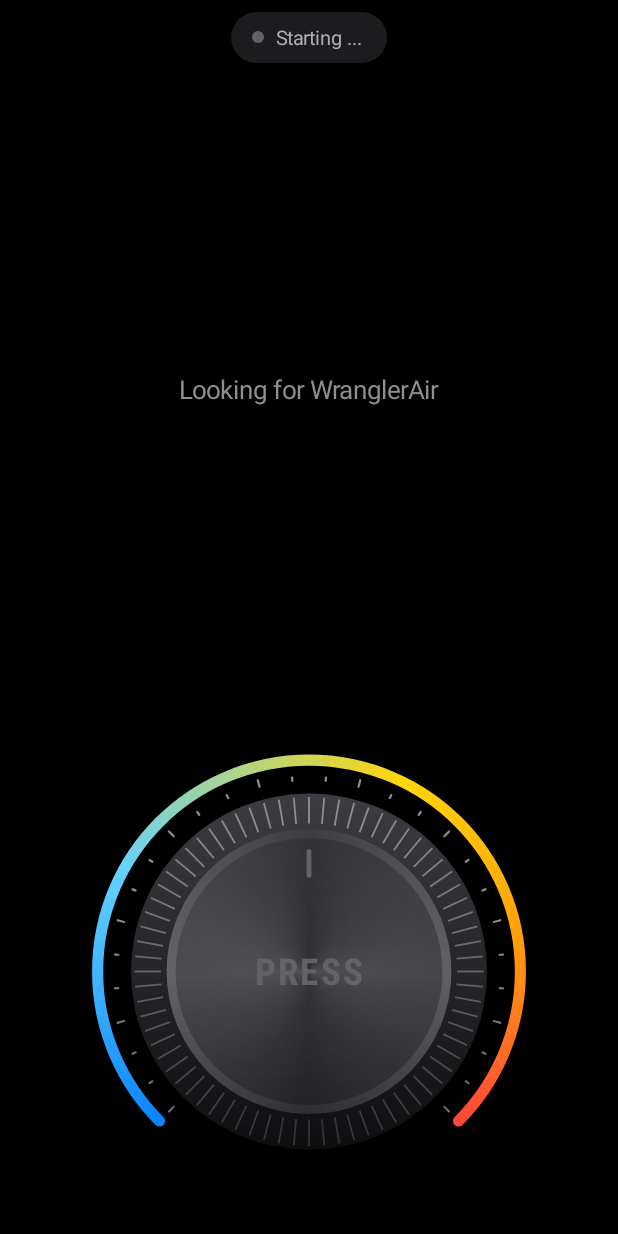
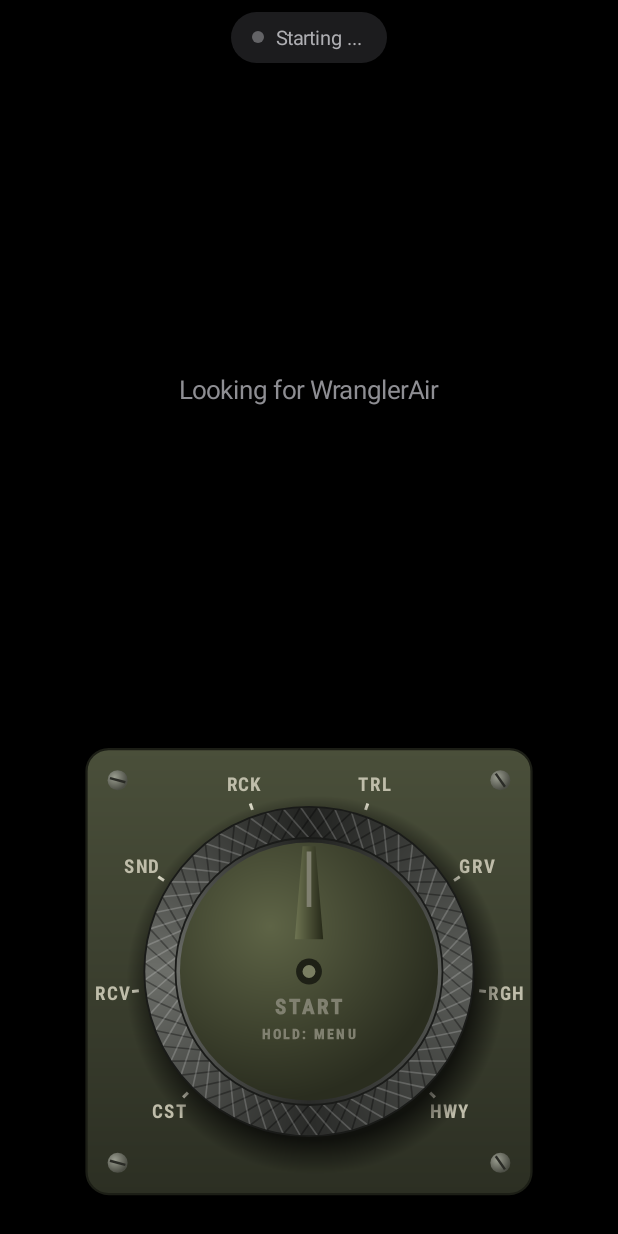
Before and after one commit to avolkoff-wq/wrangler-onboard-air, an Android app: the screen it shows after launch (MainActivity), on a phone screen of 412 x 824 dp. Run offline under Robolectric (Android 15) with nearby library versions, the phone set to English and light mode, and no system bars.

Commit message:
App: advisor round 1 (bigger Jeep, 33 in tyres with lugs and machined spokes, Sting Gray, flare shelf, JL lamps and details, page dots, heavy type, link capsule in the card), military-style START / MENU knob
Co-Authored-By: Claude Opus 5.5 <noreply@anthropic.com>

```diff
--- a/android/app/src/main/java/air/wrangler/KnobView.kt
+++ b/android/app/src/main/java/air/wrangler/KnobView.kt
@@ -30,6 +30,12 @@ class KnobView(ctx: Context, private val onStep: (Int) -> Unit, private val onBu
         set(v) { if (field != v) { field = v; invalidate() } }
     var enabledLink = false
         set(v) { if (field != v) { field = v; invalidate() } }
+    /** the preset shown on the main screen (-1 elsewhere): the dial marks it and the pointer settles on it */
+    var preset = -1
+        set(v) { if (field != v) { field = v; invalidate() } }
+    /** armed or running: the pointer takes the accent colour */
+    var busy = false
+        set(v) { if (field != v) { field = v; invalidate() } }
 
     private val dp = resources.displayMetrics.density
     private val p = Paint(Paint.ANTI_ALIAS_FLAG)
@@ -44,75 +50,121 @@ class KnobView(ctx: Context, private val onStep: (Int) -> Unit, private val onBu
     private val cx get() = width / 2f
     private val cy get() = height / 2f
     private val rad get() = min(width, height) / 2f - 10 * dp
-    private val inner get() = rad * 0.60f   // the face is the button
+    private val inner get() = rad * 0.58f   // the face is the button
 
     // drawn like the Wrangler JL climate-control knob (owner): a scale arc on the dash, a black rubber grip with fine ribs,
     // a thin chrome bezel, a matte black face with a pointer that turns; the face is the button
     private val jeepFont = Typeface.create(Typeface.create("sans-serif-condensed", Typeface.BOLD), 800, false)
+    // owner: military style, the button is START / MENU. An olive-drab panel with four screws, engraved preset marks
+    // with stencil codes, a heavy steel ring with a diamond knurl, a matte olive face with a raised pointer fin.
+    private val CODES = arrayOf("CST", "RCV", "SND", "RCK", "TRL", "GRV", "RGH", "HWY")   // dial order, clockwise
     override fun onDraw(c: Canvas) {
         val R = rad; val x = cx; val y = cy
-        val grip = R * 0.80f; val bezel = R * 0.64f; val face = R * 0.60f
-        // dash scale: a 270 degree arc, blue to orange like the temperature scale, with ticks
-        r.set(x - R, y - R, x + R, y + R)
-        p.style = Paint.Style.STROKE; p.strokeWidth = R * 0.05f; p.strokeCap = Paint.Cap.ROUND
-        p.shader = android.graphics.SweepGradient(x, y, intArrayOf(0xFF0A84FF.toInt(), 0xFF64D2FF.toInt(), 0xFFFFD60A.toInt(), 0xFFFF9F0A.toInt(), 0xFFFF453A.toInt(), 0xFF0A84FF.toInt()),
-            floatArrayOf(0f, 0.2f, 0.45f, 0.6f, 0.75f, 1f))
-        c.save(); c.rotate(135f, x, y)
-        r.set(x - R * 0.95f, y - R * 0.95f, x + R * 0.95f, y + R * 0.95f)
-        c.drawArc(r, 0f, 270f, false, p)
-        c.restore(); p.shader = null
-        p.strokeWidth = 1.5f * dp; p.color = 0xFF8E8E93.toInt()
-        for (i in 0..27) {
-            val a = Math.toRadians((135 + i * 10).toDouble())
-            val r0 = R * 0.86f; val r1 = R * (if (i % 3 == 0) 0.89f else 0.875f)
-            c.drawLine(x + (r0 * cos(a)).toFloat(), y + (r0 * sin(a)).toFloat(), x + (r1 * cos(a)).toFloat(), y + (r1 * sin(a)).toFloat(), p)
+        val ring = R * 0.74f; val ringIn = R * 0.6f; val face = R * 0.58f
+        // panel plate
+        val pl = R * 1.0f
+        r.set(x - pl, y - pl, x + pl, y + pl)
+        p.color = Color.BLACK
+        p.shader = LinearGradient(x, y - pl, x, y + pl, 0xFF4A4F3A.toInt(), 0xFF2C2F23.toInt(), Shader.TileMode.CLAMP)
+        c.drawRoundRect(r, R * 0.1f, R * 0.1f, p); p.shader = null
+        p.style = Paint.Style.STROKE; p.strokeWidth = 1.5f * dp; p.color = 0xFF1C1E16.toInt(); c.drawRoundRect(r, R * 0.1f, R * 0.1f, p)
+        p.style = Paint.Style.FILL
+        for ((sx, sy) in listOf(-1f to -1f, 1f to -1f, -1f to 1f, 1f to 1f)) {   // screws with a slot
+            val qx = x + sx * pl * 0.86f; val qy = y + sy * pl * 0.86f; val qr = R * 0.045f
+            p.color = Color.BLACK
+            p.shader = RadialGradient(qx - qr * 0.3f, qy - qr * 0.3f, qr * 1.3f, 0xFF9A9D90.toInt(), 0xFF4C4E45.toInt(), Shader.TileMode.CLAMP)
+            c.drawCircle(qx, qy, qr, p); p.shader = null
+            p.color = 0xFF2A2B26.toInt(); c.save(); c.rotate(35f + sx * 20f, qx, qy); c.drawRect(qx - qr * 0.8f, qy - qr * 0.12f, qx + qr * 0.8f, qy + qr * 0.12f, p); c.restore()
         }
-        p.strokeCap = Paint.Cap.BUTT; p.style = Paint.Style.FILL
-        // drop shadow of the knob on the dash
+        // engraved preset marks and stencil codes
+        val det = if (preset >= 0) (7 - preset) % 8 else -1
+        p.typeface = jeepFont; p.textSize = R * 0.085f; p.letterSpacing = 0.1f
+        for (i in 0..7) {
+            val a = Math.toRadians((135 + i * 270.0 / 7)); val ca = cos(a).toFloat(); val sa = sin(a).toFloat()
+            val on = i == det
+            p.style = Paint.Style.STROKE; p.strokeWidth = (if (on) 3f else 2f) * dp; p.strokeCap = Paint.Cap.BUTT
+            p.color = if (on) 0xFFFFB020.toInt() else 0xFFD8D6C4.toInt()
+            c.drawLine(x + ring * 1.04f * ca, y + ring * 1.04f * sa, x + R * 0.8f * ca, y + R * 0.8f * sa, p)
+            p.style = Paint.Style.FILL
+            val tx = x + R * 0.89f * ca; val ty = y + R * 0.89f * sa + p.textSize * 0.36f
+            if (on) { p.color = 0x40FFB020; c.drawCircle(x + R * 0.89f * ca, y + R * 0.89f * sa, R * 0.08f, p) }
+            p.color = if (on) 0xFFFFB020.toInt() else 0xFFBFBDAA.toInt()
+            c.drawText(CODES[i], tx - p.measureText(CODES[i]) / 2, ty, p)
+        }
+        p.letterSpacing = 0f
+        // the pointer settles on the preset when the finger is off the knob
+        if (det >= 0 && mode != 1) {
+            val target = 135f + det * 270f / 7f + 90f
+            var d = (target - angle) % 360f; if (d > 180) d -= 360; if (d < -180) d += 360
+            if (kotlin.math.abs(d) > 0.3f) { angle += d * 0.25f; postInvalidateOnAnimation() } else angle += d
+        }
+        // shadow of the knob on the plate
         p.color = Color.BLACK
-        p.shader = RadialGradient(x, y + R * 0.06f, grip * 1.12f, intArrayOf(0xCC000000.toInt(), 0x00000000), floatArrayOf(0.8f, 1f), Shader.TileMode.CLAMP)
-        c.drawCircle(x, y + R * 0.06f, grip * 1.12f, p); p.shader = null
-        // rubber grip: dark, lit from above, 72 fine ribs that turn with the knob
-        p.shader = LinearGradient(x, y - grip, x, y + grip, 0xFF3C3D42.toInt(), 0xFF0E0E10.toInt(), Shader.TileMode.CLAMP)
-        c.drawCircle(x, y, grip, p); p.shader = null
-        p.strokeWidth = 1.2f * dp
-        for (i in 0 until 72) {
-            val a = Math.toRadians((angle + i * 5).toDouble())
-            val lit = (0.5f - 0.5f * sin(a).toFloat())   // ribs at the top catch the light
-            p.color = (((40 + 70 * lit).toInt()) shl 24) or 0xFFFFFF
-            c.drawLine(x + (bezel * 1.04f * cos(a)).toFloat(), y + (bezel * 1.04f * sin(a)).toFloat(), x + (grip * 0.98f * cos(a)).toFloat(), y + (grip * 0.98f * sin(a)).toFloat(), p)
+        p.shader = RadialGradient(x + R * 0.03f, y + R * 0.06f, ring * 1.15f, intArrayOf(0xAA000000.toInt(), 0x00000000), floatArrayOf(0.82f, 1f), Shader.TileMode.CLAMP)
+        c.drawCircle(x + R * 0.03f, y + R * 0.06f, ring * 1.15f, p); p.shader = null
+        // steel ring with a diamond knurl, turning with the knob
+        p.shader = android.graphics.SweepGradient(x, y, intArrayOf(0xFF5A5C58.toInt(), 0xFF2A2B29.toInt(), 0xFF6C6E69.toInt(), 0xFF222321.toInt(), 0xFF5A5C58.toInt()), null)
+        c.drawCircle(x, y, ring, p); p.shader = null
+        c.save()
+        val clip = android.graphics.Path().apply { addCircle(x, y, ring, android.graphics.Path.Direction.CW); addCircle(x, y, ringIn, android.graphics.Path.Direction.CCW) }
+        c.clipPath(clip)
+        p.style = Paint.Style.STROKE; p.strokeWidth = 1.1f * dp
+        for (i in 0 until 60) {   // two families of slanted lines make the diamonds
+            for (dir in floatArrayOf(-1f, 1f)) {
+                val a0 = Math.toRadians((angle + i * 6).toDouble()); val a1 = Math.toRadians((angle + i * 6 + dir * 9).toDouble())
+                p.color = if (dir > 0) 0x55000000 else 0x30FFFFFF
+                c.drawLine(x + (ringIn * cos(a0)).toFloat(), y + (ringIn * sin(a0)).toFloat(), x + (ring * cos(a1)).toFloat(), y + (ring * sin(a1)).toFloat(), p)
+            }
         }
-        // chrome bezel
-        p.shader = android.graphics.SweepGradient(x, y, intArrayOf(0xFFE8E8ED.toInt(), 0xFF6E6E73.toInt(), 0xFFF2F2F7.toInt(), 0xFF48484A.toInt(), 0xFFE8E8ED.toInt()), null)
-        c.drawCircle(x, y, bezel, p); p.shader = null
-        // the face: matte black, slightly domed; darker while pressed
+        c.restore()
+        p.strokeWidth = 1.2f * dp; p.color = 0xFF1A1B19.toInt(); c.drawCircle(x, y, ring, p); c.drawCircle(x, y, ringIn, p)
+        p.style = Paint.Style.FILL
+        // matte olive face, slightly domed; pressed: sinks a little
         val pressed = mode == 2
-        p.shader = RadialGradient(x - face * 0.25f, y - face * 0.35f, face * 1.3f,
-            if (pressed) 0xFF1C1C1E.toInt() else 0xFF2E2F33.toInt(), 0xFF09090A.toInt(), Shader.TileMode.CLAMP)
-        c.drawCircle(x, y, face * (if (pressed) 0.98f else 1f), p); p.shader = null
-        // pointer notch on the face, turns with the knob
-        val pa = Math.toRadians((angle - 90).toDouble())
-        p.strokeWidth = 3.2f * dp; p.strokeCap = Paint.Cap.ROUND; p.color = if (enabledLink) accent else 0xFF636366.toInt()
-        c.drawLine(x + (face * 0.72f * cos(pa)).toFloat(), y + (face * 0.72f * sin(pa)).toFloat(), x + (face * 0.9f * cos(pa)).toFloat(), y + (face * 0.9f * sin(pa)).toFloat(), p)
-        p.strokeCap = Paint.Cap.BUTT
-        // hold progress on the bezel
+        val fr = face * (if (pressed) 0.97f else 1f)
+        p.color = Color.BLACK
+        p.shader = RadialGradient(x - fr * 0.3f, y - fr * 0.35f, fr * 1.35f, 0xFF5E6446.toInt(), 0xFF2A2D1F.toInt(), Shader.TileMode.CLAMP)
+        c.drawCircle(x, y, fr, p); p.shader = null
+        // raised pointer fin from the centre to the rim, with a painted white line; amber while armed or running
+        c.save(); c.rotate(angle, x, y)
+        path.reset(); path.moveTo(x - fr * 0.11f, y - fr * 0.25f); path.lineTo(x - fr * 0.05f, y - fr * 0.97f); path.lineTo(x + fr * 0.05f, y - fr * 0.97f); path.lineTo(x + fr * 0.11f, y - fr * 0.25f); path.close()
+        p.color = Color.BLACK
+        p.shader = LinearGradient(x - fr * 0.11f, 0f, x + fr * 0.11f, 0f, 0xFF6E7452.toInt(), 0xFF262918.toInt(), Shader.TileMode.CLAMP)
+        c.drawPath(path, p); p.shader = null
+        p.color = if (!enabledLink) 0xFF808070.toInt() else if (busy) 0xFFFFB020.toInt() else 0xFFF2F0E4.toInt()
+        c.drawRect(x - fr * 0.018f, y - fr * 0.93f, x + fr * 0.018f, y - fr * 0.5f, p)
+        c.restore()
+        // hold progress round the face
         if (pressed && !holdSent) {
             val held = SystemClock.uptimeMillis() - downAt
             if (held > 300) {
                 val f = ((held - 300) / 1700f).coerceIn(0f, 1f)
-                p.style = Paint.Style.STROKE; p.strokeWidth = 4 * dp; p.strokeCap = Paint.Cap.ROUND; p.color = 0xFFFF9F0A.toInt()
-                r.set(x - bezel, y - bezel, x + bezel, y + bezel)
+                p.style = Paint.Style.STROKE; p.strokeWidth = 4 * dp; p.strokeCap = Paint.Cap.ROUND; p.color = 0xFFFFB020.toInt()
+                r.set(x - (ringIn + face) / 2, y - (ringIn + face) / 2, x + (ringIn + face) / 2, y + (ringIn + face) / 2)
                 c.drawArc(r, -90f, 360f * f, false, p)
                 p.strokeCap = Paint.Cap.BUTT; p.style = Paint.Style.FILL
             }
             postInvalidateOnAnimation()
         }
-        p.style = Paint.Style.FILL
-        p.typeface = jeepFont; p.textSize = face * 0.28f; p.color = if (enabledLink) Color.WHITE else 0xFF636366.toInt()
-        p.letterSpacing = 0.06f
-        val t = if (pressed && SystemClock.uptimeMillis() - downAt > 300 && !holdSent) "MENU" else label
-        c.drawText(t, x - p.measureText(t) / 2, y + p.textSize * 0.36f, p)
-        p.letterSpacing = 0f
+        // stencil label: START / MENU (two lines), lower half of the face, under the fin's pivot
+        p.typeface = jeepFont; p.letterSpacing = 0.16f; p.textSize = fr * 0.16f
+        p.color = if (enabledLink) 0xFFE8E6D8.toInt() else 0xFF808070.toInt()
+        p.style = Paint.Style.FILL_AND_STROKE; p.strokeWidth = p.textSize * 0.03f
+        val l1 = "START"; val l2 = "MENU"
+        c.drawText(l1, x - p.measureText(l1) / 2, y + fr * 0.33f, p)
+        p.textSize = fr * 0.11f; p.strokeWidth = p.textSize * 0.03f
+        val held = pressed && SystemClock.uptimeMillis() - downAt > 300 && !holdSent
+        p.color = if (held) 0xFFFFB020.toInt() else if (enabledLink) 0xFFBFBDAA.toInt() else 0xFF808070.toInt()
+        c.drawText("HOLD: $l2", x - p.measureText("HOLD: $l2") / 2, y + fr * 0.52f, p)
+        p.style = Paint.Style.FILL; p.letterSpacing = 0f
+        // centre pivot
+        p.color = 0xFF1E2016.toInt(); c.drawCircle(x, y, fr * 0.1f, p)
+        p.color = 0xFF7A7E62.toInt(); c.drawCircle(x, y, fr * 0.05f, p)
+    }
+    private val path = android.graphics.Path()
+    private fun mixC(a: Int, b: Int, k: Float): Int {
+        fun ch(sh: Int) = (((a shr sh) and 0xFF) * (1 - k) + ((b shr sh) and 0xFF) * k).toInt().coerceIn(0, 255)
+        return (0xFF shl 24) or (ch(16) shl 16) or (ch(8) shl 8) or ch(0)
     }
 
     private fun ang(e: MotionEvent) = Math.toDegrees(atan2((e.x - cx).toDouble(), -(e.y - cy).toDouble())).toFloat()
--- a/android/app/src/main/java/air/wrangler/MainActivity.kt
+++ b/android/app/src/main/java/air/wrangler/MainActivity.kt
@@ -42,6 +42,7 @@ class MainActivity : Activity(), Ble.Listener {
     private lateinit var knob: KnobView
     private lateinit var status: TextView
     private lateinit var dot: View
+    private lateinit var pillView: LinearLayout
 
     override fun onCreate(b: Bundle?) {
         super.onCreate(b)
@@ -57,7 +58,7 @@ class MainActivity : Activity(), Ble.Listener {
         // status pill: dot + text
         dot = View(this).apply { background = GradientDrawable().apply { shape = GradientDrawable.OVAL; setColor(0xFF636366.toInt()) } }
         status = TextView(this).apply { setTextColor(0xFFAEAEB2.toInt()); textSize = 13f; text = Link.status }
-        val pill = LinearLayout(this).apply {
+        pillView = LinearLayout(this).apply {
             orientation = LinearLayout.HORIZONTAL; gravity = Gravity.CENTER_VERTICAL
             setPadding((14 * dp).toInt(), (8 * dp).toInt(), (16 * dp).toInt(), (8 * dp).toInt())
             background = GradientDrawable().apply { cornerRadius = 20 * dp; setColor(0xFF1C1C1E.toInt()) }
@@ -73,7 +74,7 @@ class MainActivity : Activity(), Ble.Listener {
         }
         val left = LinearLayout(this).apply {
             orientation = LinearLayout.VERTICAL
-            addView(pill, LinearLayout.LayoutParams(WRAP_CONTENT, WRAP_CONTENT).apply { gravity = Gravity.CENTER_HORIZONTAL; topMargin = (8 * dp).toInt() })
+            addView(pillView, LinearLayout.LayoutParams(WRAP_CONTENT, WRAP_CONTENT).apply { gravity = Gravity.CENTER_HORIZONTAL; topMargin = (8 * dp).toInt() })
             addView(stage, LinearLayout.LayoutParams(MATCH_PARENT, 0, 1f))
         }
         val root = LinearLayout(this).apply {
@@ -159,6 +160,10 @@ class MainActivity : Activity(), Ble.Listener {
             else -> HomeView.GREEN
         }
         (dot.background as GradientDrawable).setColor(if (online) HomeView.GREEN else 0xFF636366.toInt())
+        // the link capsule moves into the scene card on the main screen (advisor); the top pill stays for search / errors
+        pillView.visibility = if (online && onMain) View.GONE else View.VISIBLE
+        knob.preset = if (onMain && s != null) s.preset else -1
+        knob.busy = s != null && (s.state in 1..6 || s.armStage > 0)
         // the preset icon of the main screen: the ICON item of the newest frame
         val key = Link.frame?.items?.firstOrNull { it.kind == Frame.ICON }?.raw
         if (key != null) {
```
Also changed, not shown: android/app/src/main/java/air/wrangler/HomeView.kt (+46 -21 lines), android/app/src/main/java/air/wrangler/SceneArt.kt (+111 -70 lines), 2 other files.
